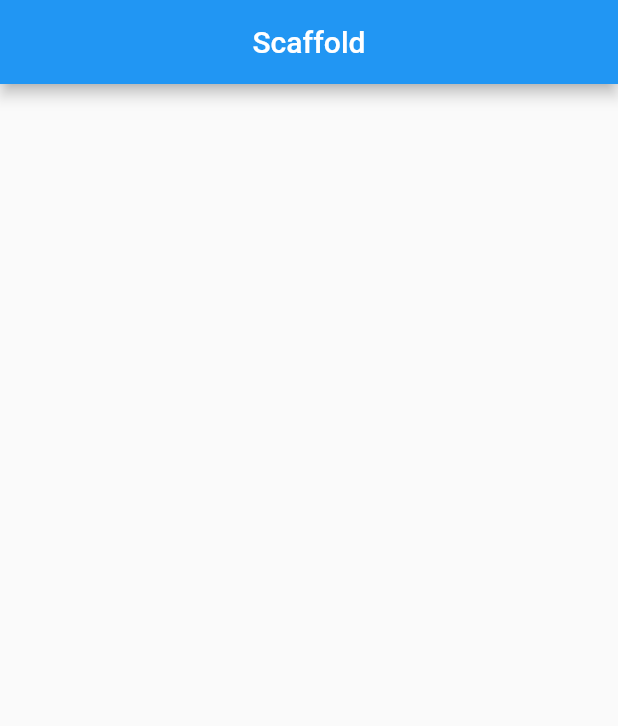
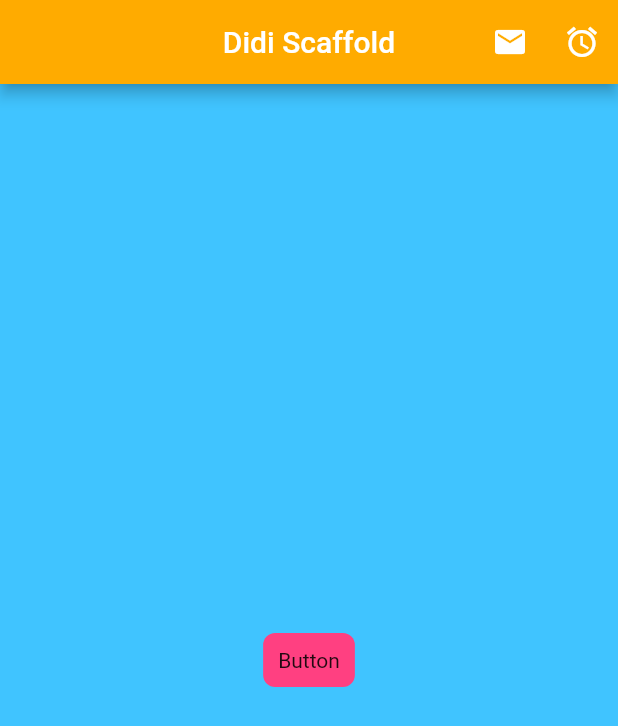
Before and after one commit to diderson/fluter-first-app, a Flutter app: the screen it shows after launch, on a phone screen of 412 x 824 dp. Shown: the top 726 px of the screen. Run offline on Flutter 3.47's test engine with Material 2 defaults, Android fonts, the phone set to English and light mode, and no system bars.

Commit message:
added custom button

```diff
--- a/lib/ui/home.dart
+++ b/lib/ui/home.dart
@@ -4,16 +4,65 @@ import 'package:flutter/material.dart';
 class ScaffoldExample extends StatelessWidget {
   const ScaffoldExample({Key? key}) : super(key: key);
 
+  _tappedButton() {
+    debugPrint("Button function tapped");
+  }
+
   @override
   Widget build(BuildContext context) {
     return Scaffold(
       appBar: AppBar(
-        title: Text("Scaffold"),
+        title: Text("Didi Scaffold"),
         centerTitle: true,
+        backgroundColor: Colors.amberAccent.shade700,
+        actions: <Widget> [
+          IconButton(onPressed: () => debugPrint("Email Tapped"), icon: Icon(Icons.mail)),
+          IconButton(onPressed: _tappedButton, icon: Icon(Icons.alarm))
+        ],
+      ),
+      backgroundColor: Colors.lightBlueAccent,
+      body: Container(
+        alignment: Alignment.center,
+        child: Column(
+          mainAxisAlignment: MainAxisAlignment.center,
+          children: <Widget>[
+            CustomButton()
+            // InkWell(
+            //   child: Text("Tap me!",
+            //   style: TextStyle(fontSize: 24.4),
+            //   ),
+            //   onTap: () => debugPrint("tapped"),
+            // )
+          ],
+
+        ),
       ),
     );
   }
 }
+
+class CustomButton extends StatelessWidget {
+  @override
+  Widget build(BuildContext context) {
+    return GestureDetector(
+      onTap: () {
+        final snackBar = SnackBar(content: Text("Hi Didi Again"),
+        backgroundColor: Colors.amberAccent.shade700,
+        );
+        Scaffold.of(context).showSnackBar(snackBar);
+      },
+      child: Container(
+        padding: EdgeInsets.all(10.0),
+        decoration: BoxDecoration(
+          color: Colors.pinkAccent,
+          borderRadius: BorderRadius.circular(8.0)
+        ),
+        child: Text("Button"),
+      ),
+    );
+  }
+}
+
 
 
 class Home extends StatelessWidget {
```
